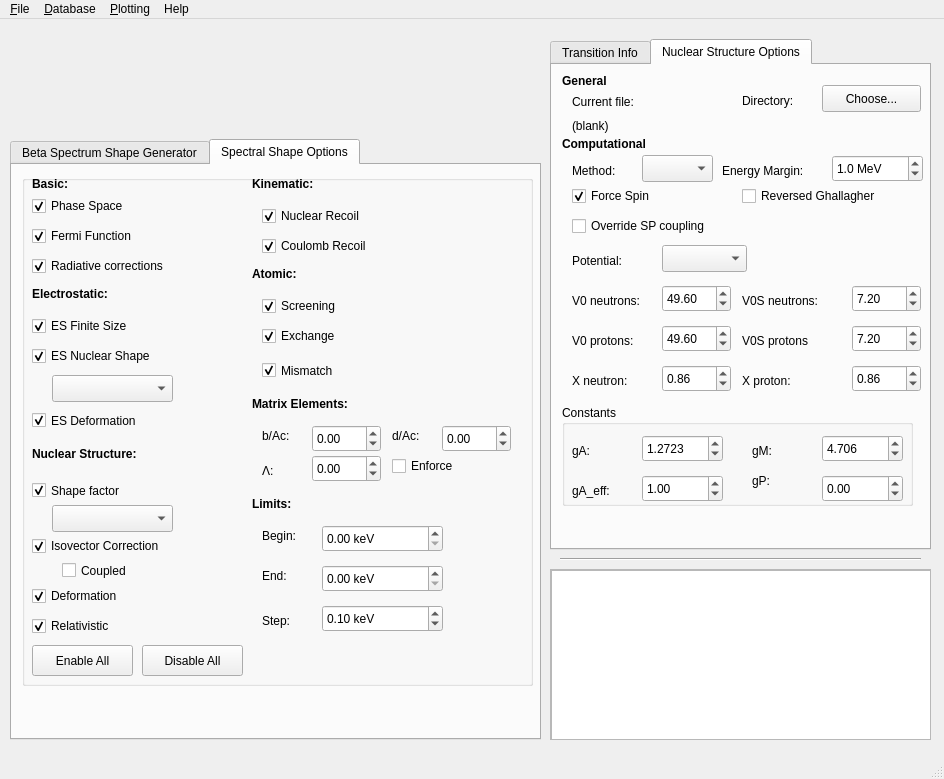
Old version of the form source/executables/gui/MainWindow.ui in the repository leenderthayen/BSG.
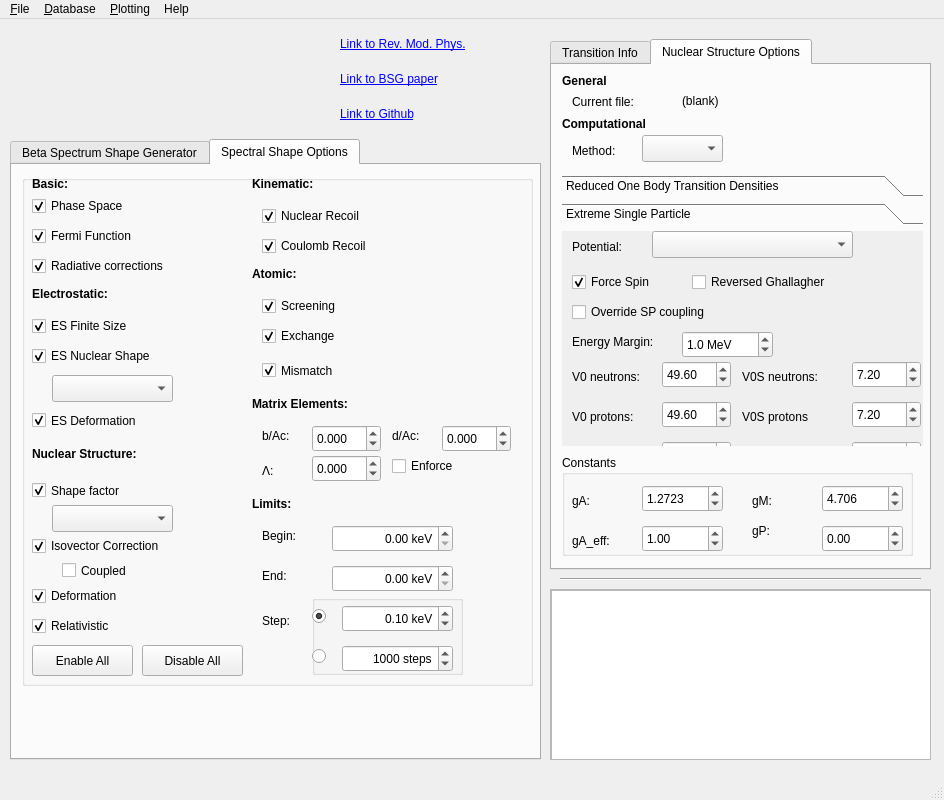
New version of the form. The open tabs and pages were chosen to show the change. Icons and pictures are not drawn. Custom widgets are drawn as their Qt base class.

Commit message: GUI changes: ENSDF reading from pyne fork, bug fixes, reordening + tooltip info

What changed in the file:
```diff
--- a/source/executables/gui/MainWindow.ui
+++ b/source/executables/gui/MainWindow.ui
@@ -7,7 +7,7 @@
     <x>0</x>
     <y>0</y>
     <width>944</width>
-    <height>779</height>
+    <height>800</height>
    </rect>
   </property>
   <property name="windowTitle">
@@ -18,7 +18,7 @@
     <property name="geometry">
      <rect>
       <x>550</x>
-      <y>550</y>
+      <y>570</y>
       <width>381</width>
       <height>171</height>
      </rect>
@@ -53,7 +53,7 @@
       <x>550</x>
       <y>20</y>
       <width>381</width>
-      <height>511</height>
+      <height>531</height>
      </rect>
     </property>
     <property name="currentIndex">
@@ -954,37 +954,11 @@
        <string>General</string>
       </property>
      </widget>
-     <widget class="QLabel" name="label_13">
-      <property name="geometry">
-       <rect>
-        <x>190</x>
-        <y>20</y>
-        <width>81</width>
-        <height>31</height>
-       </rect>
-      </property>
-      <property name="text">
-       <string>Directory:</string>
-      </property>
-     </widget>
-     <widget class="QPushButton" name="b_chooseConfigFolder">
-      <property name="geometry">
-       <rect>
-        <x>270</x>
-        <y>20</y>
-        <width>99</width>
-        <height>27</height>
-       </rect>
-      </property>
-      <property name="text">
-       <string>Choose...</string>
-      </property>
-     </widget>
      <widget class="QLabel" name="label_14">
       <property name="geometry">
        <rect>
         <x>10</x>
-        <y>70</y>
+        <y>50</y>
         <width>131</width>
         <height>17</height>
        </rect>
@@ -1003,7 +977,7 @@
       <property name="geometry">
        <rect>
         <x>20</x>
-        <y>90</y>
+        <y>70</y>
         <width>67</width>
         <height>31</height>
        </rect>
@@ -1012,270 +986,14 @@
        <string>Method:</string>
       </property>
      </widget>
-     <widget class="QDoubleSpinBox" name="dsb_energyMargin">
-      <property name="geometry">
-       <rect>
-        <x>280</x>
-        <y>90</y>
-        <width>91</width>
-        <height>27</height>
-       </rect>
-      </property>
-      <property name="suffix">
-       <string> MeV</string>
-      </property>
-      <property name="decimals">
-       <number>1</number>
-      </property>
-      <property name="maximum">
-       <double>20.000000000000000</double>
-      </property>
-      <property name="value">
-       <double>1.000000000000000</double>
-      </property>
-     </widget>
-     <widget class="QLabel" name="label_17">
-      <property name="geometry">
-       <rect>
-        <x>170</x>
-        <y>90</y>
-        <width>111</width>
-        <height>31</height>
-       </rect>
-      </property>
-      <property name="text">
-       <string>Energy Margin:</string>
-      </property>
-     </widget>
-     <widget class="QCheckBox" name="cb_forceSpin">
-      <property name="geometry">
-       <rect>
-        <x>20</x>
-        <y>120</y>
-        <width>121</width>
-        <height>22</height>
-       </rect>
-      </property>
-      <property name="text">
-       <string>Force Spin</string>
-      </property>
-      <property name="checked">
-       <bool>true</bool>
-      </property>
-     </widget>
      <widget class="QComboBox" name="cb_nmeMethod">
       <property name="geometry">
        <rect>
         <x>90</x>
-        <y>90</y>
-        <width>71</width>
-        <height>27</height>
-       </rect>
-      </property>
-     </widget>
-     <widget class="QCheckBox" name="cb_reverseGhallagher">
-      <property name="geometry">
-       <rect>
-        <x>190</x>
-        <y>120</y>
-        <width>181</width>
-        <height>22</height>
-       </rect>
-      </property>
-      <property name="text">
-       <string>Reversed Ghallagher</string>
-      </property>
-     </widget>
-     <widget class="QCheckBox" name="cb_overrideCoupling">
-      <property name="geometry">
-       <rect>
-        <x>20</x>
-        <y>150</y>
-        <width>181</width>
-        <height>22</height>
-       </rect>
-      </property>
-      <property name="text">
-       <string>Override SP coupling</string>
-      </property>
-     </widget>
-     <widget class="QLabel" name="label_18">
-      <property name="geometry">
-       <rect>
-        <x>20</x>
-        <y>180</y>
-        <width>71</width>
-        <height>31</height>
-       </rect>
-      </property>
-      <property name="text">
-       <string>Potential:</string>
-      </property>
-     </widget>
-     <widget class="QComboBox" name="cb_potential">
-      <property name="geometry">
-       <rect>
-        <x>110</x>
-        <y>180</y>
-        <width>85</width>
-        <height>27</height>
-       </rect>
-      </property>
-     </widget>
-     <widget class="QLabel" name="label_19">
-      <property name="geometry">
-       <rect>
-        <x>20</x>
-        <y>220</y>
-        <width>91</width>
-        <height>31</height>
-       </rect>
-      </property>
-      <property name="text">
-       <string>V0 neutrons:</string>
-      </property>
-     </widget>
-     <widget class="QLabel" name="label_20">
-      <property name="geometry">
-       <rect>
-        <x>20</x>
-        <y>260</y>
-        <width>91</width>
-        <height>31</height>
-       </rect>
-      </property>
-      <property name="text">
-       <string>V0 protons:</string>
-      </property>
-     </widget>
-     <widget class="QDoubleSpinBox" name="dsb_V0n">
-      <property name="geometry">
-       <rect>
-        <x>110</x>
-        <y>220</y>
-        <width>69</width>
-        <height>27</height>
-       </rect>
-      </property>
-      <property name="value">
-       <double>49.600000000000001</double>
-      </property>
-     </widget>
-     <widget class="QDoubleSpinBox" name="dsb_V0p">
-      <property name="geometry">
-       <rect>
-        <x>110</x>
-        <y>260</y>
-        <width>69</width>
-        <height>27</height>
-       </rect>
-      </property>
-      <property name="value">
-       <double>49.600000000000001</double>
-      </property>
-     </widget>
-     <widget class="QLabel" name="label_21">
-      <property name="geometry">
-       <rect>
-        <x>20</x>
-        <y>300</y>
+        <y>70</y>
         <width>81</width>
-        <height>31</height>
-       </rect>
-      </property>
-      <property name="text">
-       <string>X neutron:</string>
-      </property>
-     </widget>
-     <widget class="QLabel" name="label_22">
-      <property name="geometry">
-       <rect>
-        <x>190</x>
-        <y>300</y>
-        <width>71</width>
-        <height>31</height>
-       </rect>
-      </property>
-      <property name="text">
-       <string>X proton:</string>
-      </property>
-     </widget>
-     <widget class="QDoubleSpinBox" name="dsb_Xn">
-      <property name="geometry">
-       <rect>
-        <x>110</x>
-        <y>300</y>
-        <width>69</width>
         <height>27</height>
        </rect>
-      </property>
-      <property name="value">
-       <double>0.860000000000000</double>
-      </property>
-     </widget>
-     <widget class="QDoubleSpinBox" name="dsb_Xp">
-      <property name="geometry">
-       <rect>
-        <x>300</x>
-        <y>300</y>
-        <width>69</width>
-        <height>27</height>
-       </rect>
-      </property>
-      <property name="value">
-       <double>0.860000000000000</double>
-      </property>
-     </widget>
-     <widget class="QLabel" name="label_23">
-      <property name="geometry">
-       <rect>
-        <x>190</x>
-        <y>220</y>
-        <width>111</width>
-        <height>31</height>
-       </rect>
-      </property>
-      <property name="text">
-       <string>V0S neutrons:</string>
-      </property>
-     </widget>
-     <widget class="QLabel" name="label_24">
-      <property name="geometry">
-       <rect>
-        <x>190</x>
-        <y>260</y>
-        <width>101</width>
-        <height>31</height>
-       </rect>
-      </property>
-      <property name="text">
-       <string>V0S protons</string>
-      </property>
-     </widget>
-     <widget class="QDoubleSpinBox" name="dsb_V0Sn">
-      <property name="geometry">
-       <rect>
-        <x>300</x>
-        <y>220</y>
-        <width>69</width>
-        <height>27</height>
-       </rect>
-      </property>
-      <property name="value">
-       <double>7.200000000000000</double>
-      </property>
-     </widget>
-     <widget class="QDoubleSpinBox" name="dsb_V0Sp">
-      <property name="geometry">
-       <rect>
-        <x>300</x>
-        <y>260</y>
-        <width>69</width>
-        <height>27</height>
-       </rect>
-      </property>
-      <property name="value">
-       <double>7.200000000000000</double>
       </property>
      </widget>
      <widget class="QLabel" name="label_15">
@@ -1294,10 +1012,10 @@
      <widget class="QLabel" name="l_currentConfigFile">
       <property name="geometry">
        <rect>
-        <x>20</x>
-        <y>50</y>
+        <x>130</x>
+        <y>20</y>
         <width>171</width>
-        <height>21</height>
+        <height>31</height>
        </rect>
       </property>
       <property name="text">
@@ -1308,7 +1026,7 @@
       <property name="geometry">
        <rect>
         <x>10</x>
-        <y>340</y>
+        <y>390</y>
         <width>351</width>
         <height>101</height>
        </rect>
@@ -1433,13 +1151,360 @@
        </property>
       </widget>
      </widget>
+     <widget class="QToolBox" name="toolBox">
+      <property name="geometry">
+       <rect>
+        <x>10</x>
+        <y>110</y>
+        <width>361</width>
+        <height>271</height>
+       </rect>
+      </property>
+      <property name="currentIndex">
+       <number>0</number>
+      </property>
+      <widget class="QWidget" name="page">
+       <property name="geometry">
+        <rect>
+         <x>0</x>
+         <y>0</y>
+         <width>361</width>
+         <height>209</height>
+        </rect>
+       </property>
+       <attribute name="label">
+        <string>Reduced One Body Transition Densities</string>
+       </attribute>
+       <widget class="QLabel" name="label_13">
+        <property name="geometry">
+         <rect>
+          <x>20</x>
+          <y>0</y>
+          <width>301</width>
+          <height>31</height>
+         </rect>
+        </property>
+        <property name="text">
+         <string>Defined as &lt; f || [a+_alpha a~_beta]_L || i &gt;</string>
+        </property>
+       </widget>
+       <widget class="QLabel" name="label_41">
+        <property name="geometry">
+         <rect>
+          <x>20</x>
+          <y>40</y>
+          <width>201</width>
+          <height>17</height>
+         </rect>
+        </property>
+        <property name="text">
+         <string>reduced in spin-space</string>
+        </property>
+       </widget>
+       <widget class="QLabel" name="label_42">
+        <property name="geometry">
+         <rect>
+          <x>20</x>
+          <y>90</y>
+          <width>101</width>
+          <height>31</height>
+         </rect>
+        </property>
+        <property name="text">
+         <string>ROBTD File:</string>
+        </property>
+       </widget>
+       <widget class="QPushButton" name="pushButton">
+        <property name="geometry">
+         <rect>
+          <x>140</x>
+          <y>90</y>
+          <width>161</width>
+          <height>27</height>
+         </rect>
+        </property>
+        <property name="text">
+         <string>Choose...</string>
+        </property>
+       </widget>
+      </widget>
+      <widget class="QWidget" name="page_2">
+       <property name="geometry">
+        <rect>
+         <x>0</x>
+         <y>0</y>
+         <width>361</width>
+         <height>209</height>
+        </rect>
+       </property>
+       <attribute name="label">
+        <string>Extreme Single Particle</string>
+       </attribute>
+       <widget class="QCheckBox" name="cb_forceSpin">
+        <property name="geometry">
+         <rect>
+          <x>10</x>
+          <y>40</y>
+          <width>121</width>
+          <height>22</height>
+         </rect>
+        </property>
+        <property name="text">
+         <string>Force Spin</string>
+        </property>
+        <property name="checked">
+         <bool>true</bool>
+        </property>
+       </widget>
+       <widget class="QLabel" name="label_17">
+        <property name="geometry">
+         <rect>
+          <x>10</x>
+          <y>100</y>
+          <width>111</width>
+          <height>21</height>
+         </rect>
+        </property>
+        <property name="text">
+         <string>Energy Margin:</string>
+        </property>
+       </widget>
+       <widget class="QDoubleSpinBox" name="dsb_energyMargin">
+        <property name="geometry">
+         <rect>
+          <x>120</x>
+          <y>100</y>
+          <width>91</width>
+          <height>27</height>
+         </rect>
+        </property>
+        <property name="suffix">
+         <string> MeV</string>
+        </property>
+        <property name="decimals">
+         <number>1</number>
+        </property>
+        <property name="maximum">
+         <double>20.000000000000000</double>
+        </property>
+        <property name="value">
+         <double>1.000000000000000</double>
+        </property>
+       </widget>
+       <widget class="QCheckBox" name="cb_reverseGhallagher">
+        <property name="geometry">
+         <rect>
+          <x>130</x>
+          <y>40</y>
+          <width>181</width>
+          <height>22</height>
+         </rect>
+        </property>
+        <property name="text">
+         <string>Reversed Ghallagher</string>
+        </property>
+       </widget>
+       <widget class="QCheckBox" name="cb_overrideCoupling">
+        <property name="geometry">
+         <rect>
+          <x>10</x>
+          <y>70</y>
+          <width>181</width>
+          <height>22</height>
+         </rect>
+        </property>
+        <property name="text">
+         <string>Override SP coupling</string>
+        </property>
+       </widget>
+       <widget class="QLabel" name="label_18">
+        <property name="geometry">
+         <rect>
+          <x>10</x>
+          <y>0</y>
+          <width>71</width>
+          <height>31</height>
+         </rect>
+        </property>
+        <property name="text">
+         <string>Potential:</string>
+        </property>
+       </widget>
+       <widget class="QComboBox" name="cb_potential">
+        <property name="geometry">
+         <rect>
+          <x>90</x>
+          <y>0</y>
+          <width>201</width>
+          <height>27</height>
+         </rect>
+        </property>
+       </widget>
+       <widget class="QDoubleSpinBox" name="dsb_Xp">
+        <property name="geometry">
+         <rect>
+          <x>290</x>
+          <y>210</y>
+          <width>69</width>
+          <height>27</height>
+         </rect>
+        </property>
+        <property name="value">
+         <double>0.860000000000000</double>
+        </property>
+       </widget>
+       <widget class="QDoubleSpinBox" name="dsb_V0Sn">
+        <property name="geometry">
+         <rect>
+          <x>290</x>
+          <y>130</y>
+          <width>69</width>
+          <height>27</height>
+         </rect>
+        </property>
+        <property name="value">
+         <double>7.200000000000000</double>
+        </property>
+       </widget>
+       <widget class="QLabel" name="label_22">
+        <property name="geometry">
+         <rect>
+          <x>180</x>
+          <y>210</y>
+          <width>71</width>
+          <height>31</height>
+         </rect>
+        </property>
+        <property name="text">
+         <string>X proton:</string>
+        </property>
+       </widget>
+       <widget class="QLabel" name="label_21">
+        <property name="geometry">
+         <rect>
+          <x>10</x>
+          <y>210</y>
+          <width>81</width>
+          <height>31</height>
+         </rect>
+        </property>
+        <property name="text">
+         <string>X neutron:</string>
+        </property>
+       </widget>
+       <widget class="QDoubleSpinBox" name="dsb_Xn">
+        <property name="geometry">
+         <rect>
+          <x>100</x>
+          <y>210</y>
+          <width>69</width>
+          <height>27</height>
+         </rect>
+        </property>
+        <property name="value">
+         <double>0.860000000000000</double>
+        </property>
+       </widget>
+       <widget class="QDoubleSpinBox" name="dsb_V0n">
+        <property name="geometry">
+         <rect>
+          <x>100</x>
+          <y>130</y>
+          <width>69</width>
+          <height>27</height>
+         </rect>
+        </property>
+        <property name="value">
+         <double>49.600000000000001</double>
+        </property>
+       </widget>
+       <widget class="QLabel" name="label_20">
+        <property name="geometry">
+         <rect>
+          <x>10</x>
+          <y>170</y>
+          <width>91</width>
+          <height>31</height>
+         </rect>
+        </property>
+        <property name="text">
+         <string>V0 protons:</string>
+        </property>
+       </widget>
+       <widget class="QLabel" name="label_24">
+        <property name="geometry">
+         <rect>
+          <x>180</x>
+          <y>170</y>
+          <width>101</width>
+          <height>31</height>
+         </rect>
+        </property>
+        <property name="text">
+         <string>V0S protons</string>
+        </property>
+       </widget>
+       <widget class="QLabel" name="label_19">
+        <property name="geometry">
+         <rect>
+          <x>10</x>
+          <y>130</y>
+          <width>91</width>
+          <height>31</height>
+         </rect>
+        </property>
+        <property name="text">
+         <string>V0 neutrons:</string>
+        </property>
+       </widget>
+       <widget class="QLabel" name="label_23">
+        <property name="geometry">
+         <rect>
+          <x>180</x>
+          <y>130</y>
+          <width>111</width>
+          <height>31</height>
+         </rect>
+        </property>
+        <property name="text">
+         <string>V0S neutrons:</string>
+        </property>
+       </widget>
+       <widget class="QDoubleSpinBox" name="dsb_V0Sp">
+        <property name="geometry">
+         <rect>
+          <x>290</x>
+          <y>170</y>
+          <width>69</width>
+          <height>27</height>
+         </rect>
+        </property>
+        <property name="value">
+         <double>7.200000000000000</double>
+        </property>
+       </widget>
+       <widget class="QDoubleSpinBox" name="dsb_V0p">
+        <property name="geometry">
+         <rect>
+          <x>100</x>
+          <y>170</y>
+          <width>69</width>
+          <height>27</height>
+         </rect>
+        </property>
+        <property name="value">
+         <double>49.600000000000001</double>
+        </property>
+       </widget>
+      </widget>
+     </widget>
     </widget>
    </widget>
    <widget class="Line" name="line">
     <property name="geometry">
      <rect>
       <x>560</x>
-      <y>530</y>
+      <y>550</y>
       <width>361</width>
       <height>20</height>
      </rect>
@@ -1451,9 +1516,9 @@
    <widget class="QLabel" name="lab_logo">
     <property name="geometry">
      <rect>
-      <x>-10</x>
+      <x>0</x>
       <y>10</y>
-      <width>481</width>
+      <width>331</width>
       <height>101</height>
      </rect>
     </property>
@@ -1476,7 +1541,7 @@
       <x>10</x>
       <y>120</y>
       <width>531</width>
-      <height>601</height>
+      <height>621</height>
      </rect>
     </property>
     <property name="currentIndex">
@@ -2047,6 +2112,9 @@
          <height>27</height>
         </rect>
        </property>
+       <property name="decimals">
+        <number>3</number>
+       </property>
        <property name="minimum">
         <double>-100.000000000000000</double>
        </property>
@@ -2063,6 +2131,9 @@
          <height>27</height>
         </rect>
        </property>
+       <property name="decimals">
+        <number>3</number>
+       </property>
        <property name="minimum">
         <double>-100.000000000000000</double>
        </property>
@@ -2079,6 +2150,9 @@
          <height>27</height>
         </rect>
        </property>
+       <property name="decimals">
+        <number>3</number>
+       </property>
        <property name="minimum">
         <double>-100.000000000000000</double>
        </property>
@@ -2121,12 +2195,15 @@
       <widget class="QDoubleSpinBox" name="dsb_begin">
        <property name="geometry">
         <rect>
-         <x>300</x>
+         <x>310</x>
          <y>350</y>
          <width>121</width>
          <height>27</height>
         </rect>
        </property>
+       <property name="alignment">
+        <set>Qt::AlignRight|Qt::AlignTrailing|Qt::AlignVCenter</set>
+       </property>
        <property name="suffix">
         <string> keV</string>
        </property>
@@ -2153,12 +2230,15 @@
       <widget class="QDoubleSpinBox" name="dsb_end">
        <property name="geometry">
         <rect>
-         <x>300</x>
+         <x>310</x>
          <y>390</y>
          <width>121</width>
          <height>27</height>
         </rect>
        </property>
+       <property name="alignment">
+        <set>Qt::AlignRight|Qt::AlignTrailing|Qt::AlignVCenter</set>
+       </property>
        <property name="suffix">
         <string> keV</string>
        </property>
@@ -2179,25 +2259,6 @@
         <string>Step:</string>
        </property>
       </widget>
-      <widget class="QDoubleSpinBox" name="dsb_step">
-       <property name="geometry">
-        <rect>
-         <x>300</x>
-         <y>430</y>
-         <width>121</width>
-         <height>27</height>
-        </rect>
-       </property>
-       <property name="suffix">
-        <string> keV</string>
-       </property>
-       <property name="maximum">
-        <double>10000.000000000000000</double>
-       </property>
-       <property name="value">
-        <double>0.100000000000000</double>
-       </property>
-      </widget>
       <widget class="QCheckBox" name="cb_enforceNME">
        <property name="geometry">
         <rect>
@@ -2211,9 +2272,143 @@
         <string>Enforce</string>
        </property>
       </widget>
+      <widget class="QGroupBox" name="groupBox_5">
+       <property name="geometry">
+        <rect>
+         <x>290</x>
+         <y>420</y>
+         <width>151</width>
+         <height>80</height>
+        </rect>
+       </property>
+       <property name="title">
+        <string/>
+       </property>
+       <widget class="QDoubleSpinBox" name="dsb_step">
+        <property name="geometry">
+         <rect>
+          <x>30</x>
+          <y>10</y>
+          <width>111</width>
+          <height>27</height>
+         </rect>
+        </property>
+        <property name="alignment">
+         <set>Qt::AlignRight|Qt::AlignTrailing|Qt::AlignVCenter</set>
+        </property>
+        <property name="suffix">
+         <string> keV</string>
+        </property>
+        <property name="maximum">
+         <double>10000.000000000000000</double>
+        </property>
+        <property name="value">
+         <double>0.100000000000000</double>
+        </property>
+       </widget>
+       <widget class="QRadioButton" name="rb_stepSize">
+        <property name="geometry">
+         <rect>
+          <x>0</x>
+          <y>10</y>
+          <width>31</width>
+          <height>22</height>
+         </rect>
+        </property>
+        <property name="text">
+         <string/>
+        </property>
+        <property name="checked">
+         <bool>true</bool>
+        </property>
+       </widget>
+       <widget class="QRadioButton" name="rb_Steps">
+        <property name="geometry">
+         <rect>
+          <x>0</x>
+          <y>50</y>
+          <width>31</width>
+          <height>22</height>
+         </rect>
+        </property>
+        <property name="text">
+         <string/>
+        </property>
+       </widget>
+       <widget class="QSpinBox" name="sb_Steps">
+        <property name="geometry">
+         <rect>
+          <x>30</x>
+          <y>50</y>
+          <width>111</width>
+          <height>27</height>
+         </rect>
+        </property>
+        <property name="alignment">
+         <set>Qt::AlignRight|Qt::AlignTrailing|Qt::AlignVCenter</set>
+        </property>
+        <property name="suffix">
+         <string> steps</string>
+        </property>
+        <property name="maximum">
+         <number>100000</number>
+        </property>
+        <property name="value">
+         <number>1000</number>
+        </property>
+       </widget>
+      </widget>
      </widget>
     </widget>
    </widget>
+   <widget class="QLabel" name="l_RMP">
+    <property name="geometry">
+     <rect>
+      <x>340</x>
+      <y>10</y>
+      <width>171</width>
+      <height>31</height>
+     </rect>
+    </property>
+    <property name="text">
+     <string>&lt;html&gt;&lt;head/&gt;&lt;body&gt;&lt;p&gt;&lt;a href=&quot;https://journals.aps.org/rmp/abstract/10.1103/RevModPhys.90.015008&quot;&gt;&lt;span style=&quot; text-decoration: underline; color:#0000ff;&quot;&gt;Link to Rev. Mod. Phys.&lt;/span&gt;&lt;/a&gt;&lt;/p&gt;&lt;/body&gt;&lt;/html&gt;</string>
+    </property>
+    <property name="openExternalLinks">
+     <bool>true</bool>
+    </property>
+   </widget>
+   <widget class="QLabel" name="l_RMP_2">
+    <property name="geometry">
+     <rect>
+      <x>340</x>
+      <y>40</y>
+      <width>171</width>
+      <height>41</height>
+     </rect>
+    </property>
+    <property name="text">
+     <string>&lt;html&gt;&lt;head/&gt;&lt;body&gt;&lt;p&gt;&lt;a href=&quot;https://arxiv.org/abs/1803.00525&quot;&gt;&lt;span style=&quot; text-decoration: underline; color:#0000ff;&quot;&gt;Link to BSG paper&lt;/span&gt;&lt;/a&gt;&lt;/p&gt;&lt;/body&gt;&lt;/html&gt;</string>
+    </property>
+    <property name="openExternalLinks">
+     <bool>true</bool>
+    </property>
+   </widget>
+   <widget class="QLabel" name="l_RMP_3">
+    <property name="geometry">
+     <rect>
+      <x>340</x>
+      <y>80</y>
+      <width>171</width>
+      <height>31</height>
+     </rect>
+    </property>
+    <property name="text">
+     <string>&lt;html&gt;&lt;head/&gt;&lt;body&gt;&lt;p&gt;&lt;a href=&quot;https://github.com/leenderthayen/BSG&quot;&gt;&lt;span style=&quot; text-decoration: underline; color:#0000ff;&quot;&gt;Link to Github&lt;/span&gt;&lt;/a&gt;&lt;/p&gt;&lt;/body&gt;&lt;/html&gt;</string>
+    </property>
+    <property name="openExternalLinks">
+     <bool>true</bool>
+    </property>
+   </widget>
   </widget>
   <widget class="QStatusBar" name="statusBar"/>
   <widget class="QMenuBar" name="menuBar">
```
Left out of the diff: 231 changed lines with no effect on the pictures. The commit also changes 3 other files.
